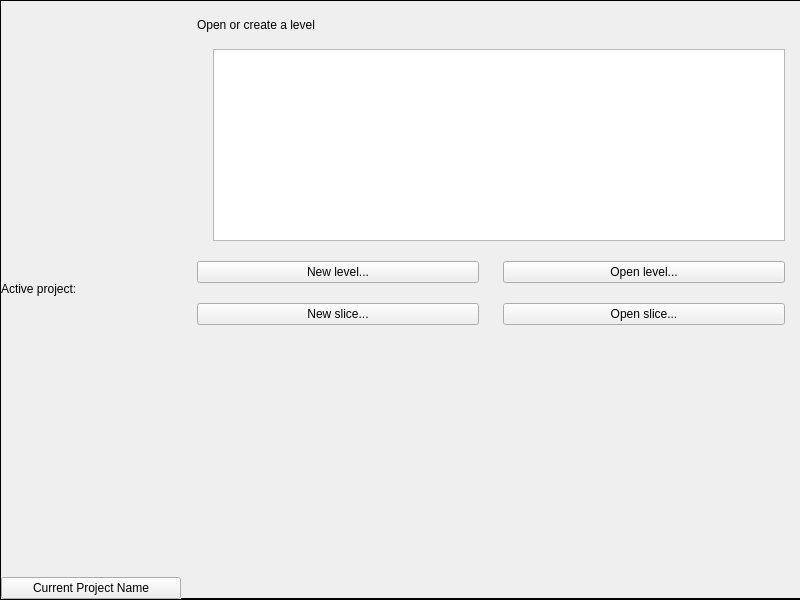
o3de/o3de, file Code/Sandbox/Editor/WelcomeScreen/WelcomeScreenDialog.ui: the form before one commit.
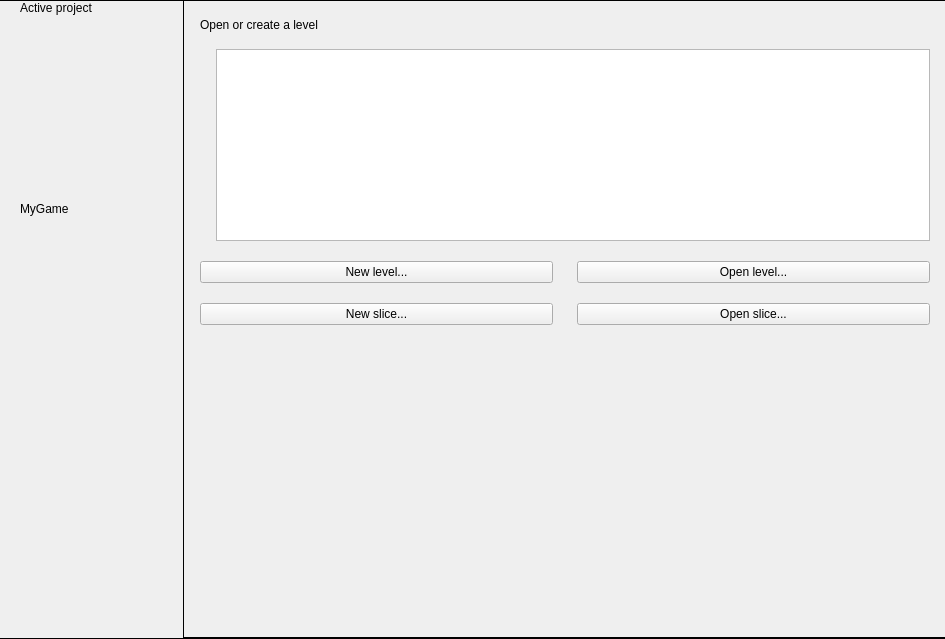
The form after the commit. Icons and pictures are not drawn.

```diff
--- a/Code/Sandbox/Editor/WelcomeScreen/WelcomeScreenDialog.ui
+++ b/Code/Sandbox/Editor/WelcomeScreen/WelcomeScreenDialog.ui
@@ -6,8 +6,8 @@
    <rect>
     <x>0</x>
     <y>0</y>
-    <width>800</width>
-    <height>600</height>
+    <width>945</width>
+    <height>639</height>
    </rect>
   </property>
   <property name="sizePolicy">
@@ -18,8 +18,8 @@
   </property>
   <property name="minimumSize">
    <size>
-    <width>800</width>
-    <height>600</height>
+    <width>945</width>
+    <height>639</height>
    </size>
   </property>
   <property name="maximumSize">
@@ -98,6 +98,123 @@
      <property name="bottomMargin">
       <number>0</number>
      </property>
+     <item>
+      <widget class="QWidget" name="articleViewContainerRoot" native="true">
+       <property name="sizePolicy">
+        <sizepolicy hsizetype="Fixed" vsizetype="Preferred">
+         <horstretch>0</horstretch>
+         <verstretch>0</verstretch>
+        </sizepolicy>
+       </property>
+       <property name="minimumSize">
+        <size>
+         <width>183</width>
+         <height>0</height>
+        </size>
+       </property>
+       <property name="maximumSize">
+        <size>
+         <width>183</width>
+         <height>16777215</height>
+        </size>
+       </property>
+       <layout class="QVBoxLayout" name="newsContainerLayout">
+        <property name="spacing">
+         <number>0</number>
+        </property>
+        <property name="leftMargin">
+         <number>0</number>
+        </property>
+        <property name="topMargin">
+         <number>0</number>
+        </property>
+        <property name="rightMargin">
+         <number>0</number>
+        </property>
+        <property name="bottomMargin">
+         <number>0</number>
+        </property>
+        <item>
+         <layout class="QHBoxLayout" name="horizontalLayout">
+          <item>
+           <layout class="QVBoxLayout" name="verticalLayout_2">
+            <property name="spacing">
+             <number>10</number>
+            </property>
+            <property name="leftMargin">
+             <number>20</number>
+            </property>
+            <item>
+             <widget class="QLabel" name="currentProjectLabel">
+              <property name="sizePolicy">
+               <sizepolicy hsizetype="Preferred" vsizetype="Preferred">
+                <horstretch>0</horstretch>
+                <verstretch>0</verstretch>
+               </sizepolicy>
+              </property>
+              <property name="text">
+               <string>Active project</string>
+              </property>
+             </widget>
+            </item>
+            <item>
+             <widget class="QLabel" name="activeProjectIcon">
+              <property name="sizePolicy">
+               <sizepolicy hsizetype="Fixed" vsizetype="Fixed">
+                <horstretch>0</horstretch>
+                <verstretch>0</verstretch>
+               </sizepolicy>
+              </property>
+              <property name="minimumSize">
+               <size>
+                <width>126</width>
+                <height>167</height>
+               </size>
+              </property>
+              <property name="maximumSize">
+               <size>
+                <width>126</width>
+                <height>167</height>
+               </size>
+              </property>
+              <property name="text">
+               <string/>
+              </property>
+              <property name="pixmap">
+               <pixmap resource="WelcomeScreenDialog.qrc">:/WelcomeScreenDialog/DefaultActiveProject.png</pixmap>
+              </property>
+              <property name="alignment">
+               <set>Qt::AlignCenter</set>
+              </property>
+             </widget>
+            </item>
+            <item>
+             <widget class="QLabel" name="currentProjectName">
+              <property name="text">
+               <string>MyGame</string>
+              </property>
+             </widget>
+            </item>
+           </layout>
+          </item>
+         </layout>
+        </item>
+        <item>
+         <spacer name="verticalSpacer_3">
+          <property name="orientation">
+           <enum>Qt::Vertical</enum>
+          </property>
+          <property name="sizeHint" stdset="0">
+           <size>
+            <width>20</width>
+            <height>40</height>
+           </size>
+          </property>
+         </spacer>
+        </item>
+       </layout>
+      </widget>
+     </item>
      <item>
       <widget class="Line" name="line_3">
        <property name="maximumSize">
@@ -123,65 +240,6 @@
        </property>
       </widget>
      </item>
-     <item>
-      <widget class="QWidget" name="articleViewContainerRoot" native="true">
-       <property name="sizePolicy">
-        <sizepolicy hsizetype="Fixed" vsizetype="Preferred">
-         <horstretch>0</horstretch>
-         <verstretch>0</verstretch>
-        </sizepolicy>
-       </property>
-       <property name="minimumSize">
-        <size>
-         <width>180</width>
-         <height>0</height>
-        </size>
-       </property>
-       <property name="maximumSize">
-        <size>
-         <width>120</width>
-         <height>16777215</height>
-        </size>
-       </property>
-       <layout class="QVBoxLayout" name="newsContainerLayout">
-        <property name="spacing">
-         <number>0</number>
-        </property>
-        <property name="leftMargin">
-         <number>0</number>
-        </property>
-        <property name="topMargin">
-         <number>0</number>
-        </property>
-        <property name="rightMargin">
-         <number>0</number>
-        </property>
-        <property name="bottomMargin">
-         <number>0</number>
-        </property>
-        <item>
-         <widget class="QLabel" name="currentProjectLabel">
-          <property name="sizePolicy">
-           <sizepolicy hsizetype="Fixed" vsizetype="Preferred">
-            <horstretch>0</horstretch>
-            <verstretch>0</verstretch>
-           </sizepolicy>
-          </property>
-          <property name="text">
-           <string>Active project:</string>
-          </property>
-         </widget>
-        </item>
-        <item>
-         <widget class="QPushButton" name="currentProjectButton">
-          <property name="text">
-           <string>Current Project Name</string>
-          </property>
-         </widget>
-        </item>
-       </layout>
-      </widget>
-     </item>
      <item>
       <widget class="QWidget" name="levelViewFTUEContainer" native="true">
        <property name="sizePolicy">
@@ -192,13 +250,13 @@
        </property>
        <property name="minimumSize">
         <size>
-         <width>620</width>
+         <width>762</width>
          <height>0</height>
         </size>
        </property>
        <property name="maximumSize">
         <size>
-         <width>620</width>
+         <width>762</width>
          <height>16777215</height>
         </size>
        </property>
```
